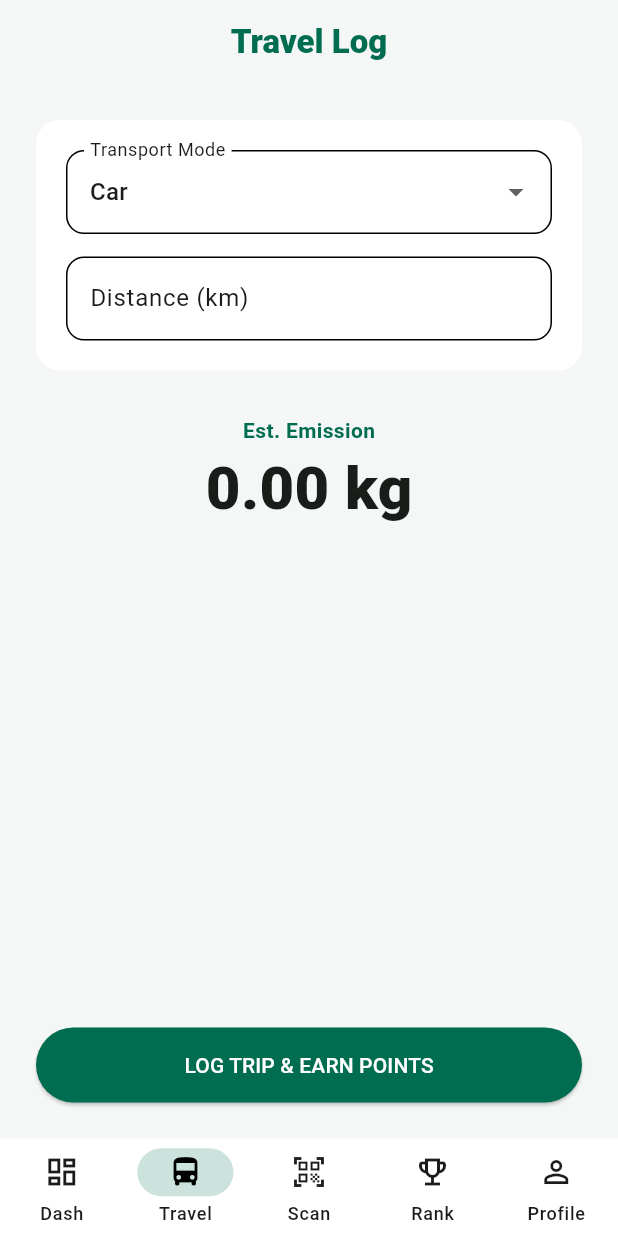
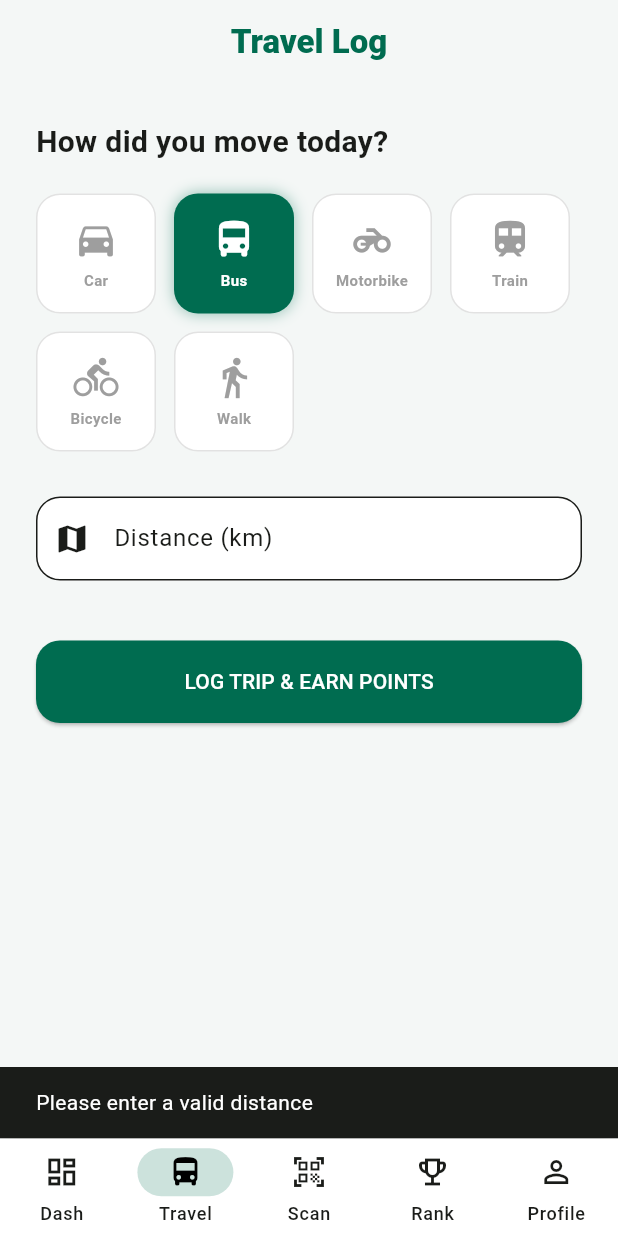
Before and after one commit to Sritz16/carbon-lens, a Flutter app: the screen it shows once a user with an empty profile is signed in, item 2 of the bottom bar chosen, after a tap on "LOG TRIP & EARN POINTS", on a phone screen of 412 x 824 dp. Run offline on Flutter 3.47's test engine with Material 3 defaults, Android fonts, the phone set to English and light mode, and no system bars; our stand-ins replace cloud_firestore, firebase_auth, firebase_core, google_fonts, google_generative_ai, image_picker; accounts and stored records are empty.

Commit message:
Updated travel tab

```diff
--- a/lib/main.dart
+++ b/lib/main.dart
@@ -12,6 +12,9 @@ import 'package:google_fonts/google_fonts.dart'; // Ensure this is in pubspec.ya
 // ⚠️ YOUR API KEY
 const String apiKey = "AIzaSyDu0fv0DEOHisIfgAM9sxJ5Qx0AJ_a_RCw";
 
+// 1. ADD THIS GLOBAL NOTIFIER
+final ValueNotifier<ThemeMode> themeNotifier = ValueNotifier(ThemeMode.system);
+
 void main() async {
   WidgetsFlutterBinding.ensureInitialized();
   try {
@@ -24,24 +27,25 @@ void main() async {
   runApp(const CarbonTrackerApp());
 }
 
-// ---------------------------------------------------------
-// 1. APP ROOT & MODERN THEME
-// ---------------------------------------------------------
 class CarbonTrackerApp extends StatelessWidget {
   const CarbonTrackerApp({super.key});
 
   @override
   Widget build(BuildContext context) {
+    // 2. WRAP MATERIALAPP IN LISTENER
+    return ValueListenableBuilder<ThemeMode>(
+      valueListenable: themeNotifier,
+      builder: (_, mode, __) {
         return MaterialApp(
           debugShowCheckedModeBanner: false,
           title: 'Carbon Shadow',
-      themeMode: ThemeMode.system,
+          themeMode: mode, // Uses the notifier value
 
-      // --- LIGHT THEME (Forest & Clean) ---
+          // LIGHT THEME (Ensuring it looks BRIGHT)
           theme: ThemeData(
             brightness: Brightness.light,
-        scaffoldBackgroundColor: const Color(0xFFF4F7F6),
-        primaryColor: const Color(0xFF006C50), // Forest Green
+            scaffoldBackgroundColor: const Color(0xFFF4F7F6), // Soft White
+            primaryColor: const Color(0xFF006C50),
             colorScheme: ColorScheme.light(
               primary: const Color(0xFF006C50),
               secondary: const Color(0xFF00D1A3),
@@ -53,7 +57,6 @@ class CarbonTrackerApp extends StatelessWidget {
               elevation: 2,
               shape: RoundedRectangleBorder(borderRadius: BorderRadius.circular(16)),
               color: Colors.white,
-          shadowColor: Colors.black12,
             ),
             appBarTheme: const AppBarTheme(
               backgroundColor: Colors.transparent,
@@ -63,11 +66,11 @@ class CarbonTrackerApp extends StatelessWidget {
             ),
           ),
 
-      // --- DARK THEME (Cyber & Neon) ---
+          // DARK THEME
           darkTheme: ThemeData(
             brightness: Brightness.dark,
             scaffoldBackgroundColor: const Color(0xFF121212),
-        primaryColor: const Color(0xFF00E676), // Neon Green
+            primaryColor: const Color(0xFF00E676),
             colorScheme: ColorScheme.dark(
               primary: const Color(0xFF00E676),
               secondary: const Color(0xFF00A878),
@@ -88,6 +91,8 @@ class CarbonTrackerApp extends StatelessWidget {
             ),
           ),
           home: const AuthGate(),
+        );
+      },
     );
   }
 }
@@ -600,77 +605,199 @@ class TravelScreen extends StatefulWidget {
 
 class _TravelScreenState extends State<TravelScreen> {
   final _distanceController = TextEditingController();
-  String _selectedMode = "Car";
-  double _calculatedEmission = 0.0;
+  String _selectedMode = "Bus"; // Default to a medium option
   bool _isSaving = false;
-  final Map<String, double> _emissionFactors = {"Car": 0.192, "Bus": 0.105, "Motorbike": 0.103, "Train": 0.041, "Bicycle": 0.0, "Walk": 0.0};
 
-  void _calculateImpact() {
-    double dist = double.tryParse(_distanceController.text) ?? 0.0;
-    setState(() { _calculatedEmission = dist * (_emissionFactors[_selectedMode] ?? 0.0); });
+  // Emissions per KM (kg)
+  final Map<String, double> _emissionFactors = {
+    "Car": 0.192,
+    "Bus": 0.105,
+    "Motorbike": 0.103,
+    "Train": 0.041,
+    "Bicycle": 0.0,
+    "Walk": 0.0
+  };
+
+  // --- GAMIFIED POPUP ---
+  void _showRewardDialog(double savedCo2, int earnedPoints, String mode) {
+    String message = "Good job logging your trip!";
+    IconData icon = Icons.thumb_up;
+    Color color = Colors.blue;
+
+    if (savedCo2 > 0) {
+      message = "You saved ${savedCo2.toStringAsFixed(2)}kg of CO2 compared to driving!";
+      icon = Icons.eco;
+      color = Colors.green;
+    } else if (mode == "Car") {
+      message = "Next time, try a bus or train to earn more points!";
+      icon = Icons.directions_car;
+      color = Colors.orange;
+    }
+
+    showDialog(
+      context: context,
+      barrierDismissible: false,
+      builder: (ctx) => AlertDialog(
+        shape: RoundedRectangleBorder(borderRadius: BorderRadius.circular(20)),
+        content: Column(
+          mainAxisSize: MainAxisSize.min,
+          children: [
+            Container(
+              padding: const EdgeInsets.all(20),
+              decoration: BoxDecoration(color: color.withOpacity(0.1), shape: BoxShape.circle),
+              child: Icon(icon, size: 50, color: color),
+            ),
+            const SizedBox(height: 20),
+            Text("+$earnedPoints PTS", style: const TextStyle(fontSize: 32, fontWeight: FontWeight.w900)),
+            const SizedBox(height: 10),
+            Text(message, textAlign: TextAlign.center, style: const TextStyle(fontSize: 16)),
+            const SizedBox(height: 20),
+            SizedBox(
+              width: double.infinity,
+              child: ElevatedButton(
+                onPressed: () => Navigator.pop(ctx),
+                style: ElevatedButton.styleFrom(backgroundColor: color, foregroundColor: Colors.white),
+                child: const Text("AWESOME!"),
+              ),
+            )
+          ],
+        ),
+      ),
+    );
   }
 
   Future<void> _logTravel() async {
     final user = FirebaseAuth.instance.currentUser;
-    if (_distanceController.text.isEmpty || user == null) return;
+    double dist = double.tryParse(_distanceController.text) ?? 0.0;
+
+    if (dist <= 0 || user == null) {
+      ScaffoldMessenger.of(context).showSnackBar(const SnackBar(content: Text("Please enter a valid distance")));
+      return;
+    }
+
     setState(() => _isSaving = true);
 
-    // Points Logic: Less Carbon = More Points. Max 100 per trip.
-    int earnedPoints = (100 - (_calculatedEmission * 10)).toInt().clamp(10, 100);
+    // 1. Calculate Emissions
+    double myEmission = dist * (_emissionFactors[_selectedMode] ?? 0.0);
+    double carEmission = dist * 0.192; // Baseline
+    double savedCo2 = (carEmission - myEmission).clamp(0.0, 999.0);
+
+    // 2. Gamification Math
+    // Base points (10) + Bonus for saving CO2 (10 pts per kg saved)
+    int earnedPoints = (10 + (savedCo2 * 20)).toInt();
+    // Cap max points per trip to prevent cheating
+    if (earnedPoints > 150) earnedPoints = 150;
+
+    // Invert Score for visual (Lower Carbon = Higher Visual Score in the list)
+    int visualScore = (100 - (myEmission * 10)).toInt().clamp(0, 100);
 
     try {
-      // 1. Add Scan
+      // 3. Save to DB
       await FirebaseFirestore.instance.collection('scans').add({
         'item_name': "$_selectedMode Trip",
-        'carbon_score': (_calculatedEmission * 100).toInt().clamp(0, 100), // Visual Score
+        'carbon_score': visualScore,
         'shadow_type': "Travel",
-        'nudge_text': _selectedMode == "Car" ? "Try public transport!" : "Great eco-choice!",
-        'tree_analogy': "Emitted ${_calculatedEmission.toStringAsFixed(2)} kg CO2",
+        'nudge_text': savedCo2 > 0.1 ? "Great choice! You beat the car emission." : "Consider carpooling next time.",
+        'tree_analogy': "Emitted ${myEmission.toStringAsFixed(2)} kg CO2",
         'userId': user.uid,
         'timestamp': FieldValue.serverTimestamp(),
       });
 
-      // 2. UPDATE USER TOTAL POINTS (For Leaderboard)
       await FirebaseFirestore.instance.collection('users').doc(user.uid).update({
         'totalPoints': FieldValue.increment(earnedPoints)
       });
 
       if (!mounted) return;
-      ScaffoldMessenger.of(context).showSnackBar(SnackBar(content: Text("✅ Trip Logged! +$earnedPoints pts"), backgroundColor: Colors.green));
+
+      // 4. Show Reward
       _distanceController.clear();
-      setState(() { _calculatedEmission = 0.0; _isSaving = false; });
-    } catch (e) { setState(() => _isSaving = false); }
+      setState(() => _isSaving = false);
+      _showRewardDialog(savedCo2, earnedPoints, _selectedMode);
+
+    } catch (e) {
+      setState(() => _isSaving = false);
+    }
   }
 
   @override
   Widget build(BuildContext context) {
     return Scaffold(
       appBar: AppBar(title: const Text("Travel Log")),
-      body: Padding(
+      body: SingleChildScrollView(
         padding: const EdgeInsets.all(24.0),
         child: Column(
+          crossAxisAlignment: CrossAxisAlignment.start,
           children: [
-            Container(
-              padding: const EdgeInsets.all(20),
-              decoration: BoxDecoration(color: Theme.of(context).cardTheme.color, borderRadius: BorderRadius.circular(16)),
+            const Text("How did you move today?", style: TextStyle(fontSize: 20, fontWeight: FontWeight.bold)),
+            const SizedBox(height: 20),
+
+            // Transport Icons Grid
+            Wrap(
+              spacing: 12,
+              runSpacing: 12,
+              children: _emissionFactors.keys.map((mode) {
+                bool isSelected = _selectedMode == mode;
+                IconData icon;
+                switch(mode) {
+                  case "Car": icon = Icons.directions_car; break;
+                  case "Bus": icon = Icons.directions_bus; break;
+                  case "Train": icon = Icons.train; break;
+                  case "Bicycle": icon = Icons.directions_bike; break;
+                  case "Walk": icon = Icons.directions_walk; break;
+                  default: icon = Icons.motorcycle;
+                }
+
+                return GestureDetector(
+                  onTap: () => setState(() => _selectedMode = mode),
+                  child: Container(
+                    width: 80, height: 80,
+                    decoration: BoxDecoration(
+                      color: isSelected ? Theme.of(context).primaryColor : Theme.of(context).cardTheme.color,
+                      borderRadius: BorderRadius.circular(16),
+                      boxShadow: [if(isSelected) BoxShadow(color: Theme.of(context).primaryColor.withOpacity(0.4), blurRadius: 8)],
+                      border: Border.all(color: isSelected ? Colors.transparent : Colors.grey.withOpacity(0.3))
+                    ),
                     child: Column(
+                      mainAxisAlignment: MainAxisAlignment.center,
                       children: [
-                  DropdownButtonFormField<String>(
-                    value: _selectedMode,
-                    decoration: InputDecoration(labelText: "Transport Mode", border: OutlineInputBorder(borderRadius: BorderRadius.circular(12))),
-                    items: _emissionFactors.keys.map((m) => DropdownMenuItem(value: m, child: Text(m))).toList(),
-                    onChanged: (val) { setState(() { _selectedMode = val!; _calculateImpact(); }); },
-                  ),
-                  const SizedBox(height: 15),
-                  TextField(controller: _distanceController, keyboardType: TextInputType.number, decoration: InputDecoration(labelText: "Distance (km)", border: OutlineInputBorder(borderRadius: BorderRadius.circular(12))), onChanged: (val) => _calculateImpact()),
+                        Icon(icon, color: isSelected ? Colors.white : Colors.grey, size: 30),
+                        const SizedBox(height: 5),
+                        Text(mode, style: TextStyle(fontSize: 10, color: isSelected ? Colors.white : Colors.grey, fontWeight: FontWeight.bold))
                       ],
                     ),
                   ),
+                );
+              }).toList(),
+            ),
+
             const SizedBox(height: 30),
-            Text("Est. Emission", style: TextStyle(color: Theme.of(context).primaryColor, fontWeight: FontWeight.bold)),
-            Text("${_calculatedEmission.toStringAsFixed(2)} kg", style: const TextStyle(fontSize: 40, fontWeight: FontWeight.w900)),
-            const Spacer(),
-            SizedBox(width: double.infinity, height: 50, child: ElevatedButton(onPressed: _isSaving ? null : _logTravel, style: ElevatedButton.styleFrom(backgroundColor: Theme.of(context).primaryColor, foregroundColor: Colors.white), child: Text(_isSaving ? "LOGGING..." : "LOG TRIP & EARN POINTS"))),
+
+            TextField(
+              controller: _distanceController,
+              keyboardType: TextInputType.number,
+              decoration: InputDecoration(
+                labelText: "Distance (km)",
+                prefixIcon: const Icon(Icons.map),
+                border: OutlineInputBorder(borderRadius: BorderRadius.circular(16)),
+                filled: true,
+                fillColor: Theme.of(context).cardTheme.color
+              ),
+            ),
+
+            const SizedBox(height: 40),
+            SizedBox(
+              width: double.infinity,
+              height: 55,
+              child: ElevatedButton(
+                onPressed: _isSaving ? null : _logTravel,
+                style: ElevatedButton.styleFrom(
+                  backgroundColor: Theme.of(context).primaryColor,
+                  foregroundColor: Colors.white,
+                  shape: RoundedRectangleBorder(borderRadius: BorderRadius.circular(16))
+                ),
+                child: Text(_isSaving ? "CALCULATING..." : "LOG TRIP & EARN POINTS")
+              )
+            ),
           ],
         ),
       ),
@@ -862,13 +989,26 @@ class LeaderboardScreen extends StatelessWidget {
 // ---------------------------------------------------------
 // 10. PROFILE SCREEN
 // ---------------------------------------------------------
+// ---------------------------------------------------------
+// REPLACEMENT: PROFILE SCREEN (With Theme Toggle)
+// ---------------------------------------------------------
 class ProfileScreen extends StatelessWidget {
   const ProfileScreen({super.key});
+
   @override
   Widget build(BuildContext context) {
     final user = FirebaseAuth.instance.currentUser;
+
     return Scaffold(
-      appBar: AppBar(title: const Text("Profile"), actions: [IconButton(icon: const Icon(Icons.logout, color: Colors.red), onPressed: () => FirebaseAuth.instance.signOut())]),
+      appBar: AppBar(
+        title: const Text("Profile"),
+        actions: [
+          IconButton(
+            icon: const Icon(Icons.logout, color: Colors.red),
+            onPressed: () => FirebaseAuth.instance.signOut()
+          )
+        ]
+      ),
       body: StreamBuilder<DocumentSnapshot>(
         stream: FirebaseFirestore.instance.collection('users').doc(user!.uid).snapshots(),
         builder: (context, snapshot) {
@@ -879,16 +1019,56 @@ class ProfileScreen extends StatelessWidget {
             child: Column(
               mainAxisAlignment: MainAxisAlignment.center,
               children: [
-                CircleAvatar(radius: 50, backgroundColor: Theme.of(context).primaryColor, child: Text(data['displayName']?[0] ?? "U", style: const TextStyle(fontSize: 40, color: Colors.white))),
+                // Avatar
+                CircleAvatar(
+                  radius: 50,
+                  backgroundColor: Theme.of(context).primaryColor,
+                  child: Text(
+                    data['displayName']?[0] ?? "U",
+                    style: const TextStyle(fontSize: 40, color: Colors.white)
+                  )
+                ),
                 const SizedBox(height: 20),
+
+                // Name & Email
                 Text(data['displayName'] ?? "User", style: const TextStyle(fontSize: 22, fontWeight: FontWeight.bold)),
                 Text(user?.email ?? "", style: const TextStyle(color: Colors.grey)),
                 const SizedBox(height: 30),
+
+                // Score Box
                 Container(
                   padding: const EdgeInsets.symmetric(horizontal: 20, vertical: 10),
-                  decoration: BoxDecoration(color: Theme.of(context).cardTheme.color, borderRadius: BorderRadius.circular(10)),
-                  child: Text("Total Score: ${data['totalPoints'] ?? 0}", style: TextStyle(fontSize: 20, fontWeight: FontWeight.w900, color: Theme.of(context).primaryColor)),
-                )
+                  decoration: BoxDecoration(
+                    color: Theme.of(context).cardTheme.color,
+                    borderRadius: BorderRadius.circular(10)
+                  ),
+                  child: Text(
+                    "Total Score: ${data['totalPoints'] ?? 0}",
+                    style: TextStyle(fontSize: 20, fontWeight: FontWeight.w900, color: Theme.of(context).primaryColor)
+                  ),
+                ),
+
+                // 👇 ADDED: THEME TOGGLE BUTTON 👇
+                const SizedBox(height: 40),
+                ValueListenableBuilder<ThemeMode>(
+                  valueListenable: themeNotifier, // Listens to the global variable
+                  builder: (context, mode, child) {
+                    bool isLight = mode == ThemeMode.light;
+                    return ElevatedButton.icon(
+                      onPressed: () {
+                        // Toggle Logic
+                        themeNotifier.value = isLight ? ThemeMode.dark : ThemeMode.light;
+                      },
+                      icon: Icon(isLight ? Icons.dark_mode : Icons.light_mode),
+                      label: Text(isLight ? "Switch to Dark Mode" : "Switch to Light Mode"),
+                      style: ElevatedButton.styleFrom(
+                        padding: const EdgeInsets.symmetric(horizontal: 30, vertical: 15),
+                        backgroundColor: isLight ? Colors.grey[800] : Colors.amber,
+                        foregroundColor: isLight ? Colors.white : Colors.black,
+                      ),
+                    );
+                  },
+                ),
               ],
             ),
           );
```
Lines whose indentation alone changed are shown as unchanged.
